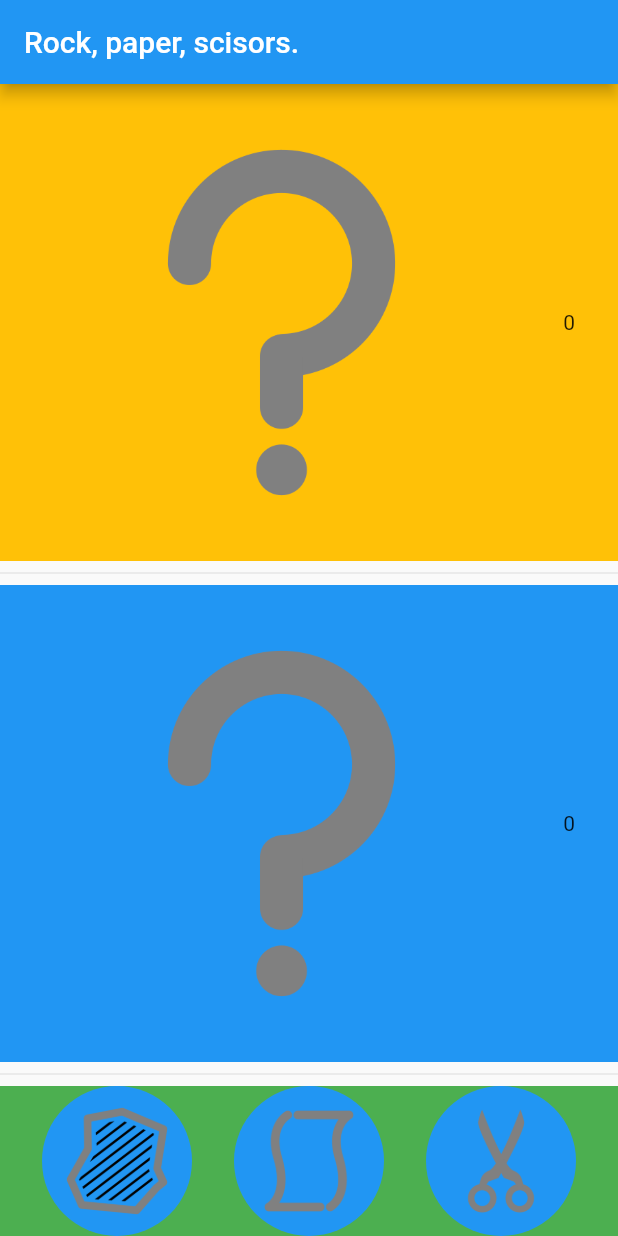
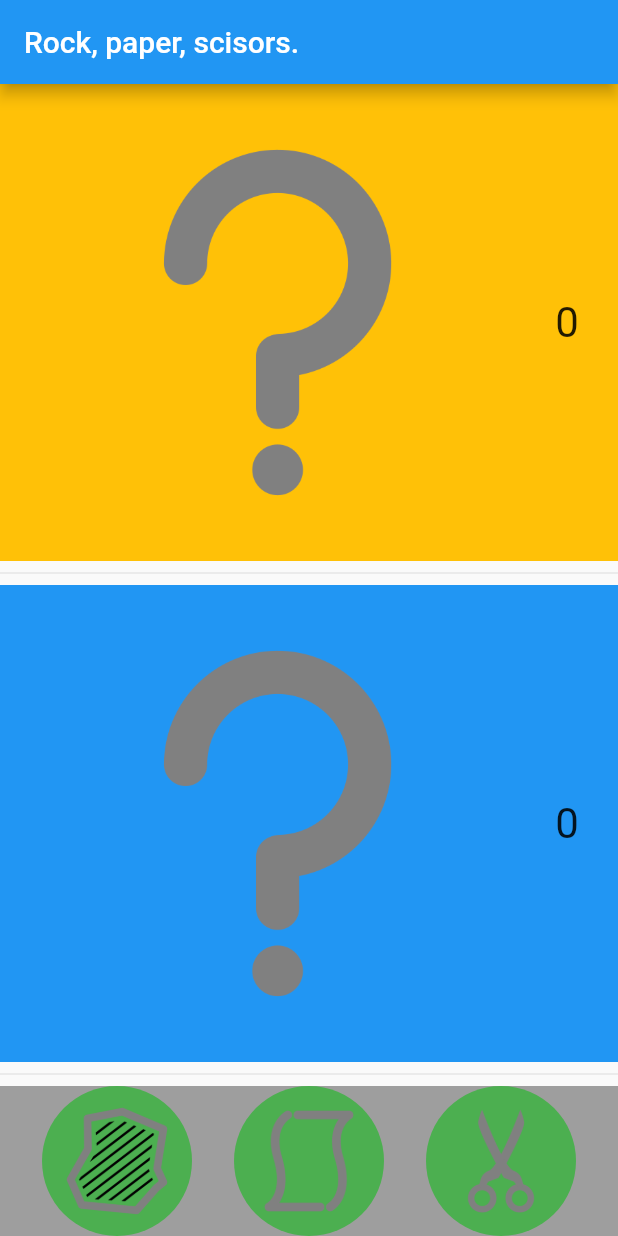
Before and after one commit to MatthieuMeert/rock_paper_scissors, a Flutter app: the screen it shows after launch, on a phone screen of 412 x 824 dp. Run offline on Flutter 3.47's test engine with Material 2 defaults, Android fonts, the phone set to English and light mode, and no system bars.

Commit message:
changed styling for points

```diff
--- a/lib/main.dart
+++ b/lib/main.dart
@@ -14,6 +14,7 @@ class MyApp extends StatelessWidget {
   @override
   Widget build(BuildContext context) {
     return MaterialApp(
+      debugShowCheckedModeBanner: false,
       title: 'RPS',
       theme: ThemeData(
         primarySwatch: Colors.blue,
--- a/lib/views/game_view.dart
+++ b/lib/views/game_view.dart
@@ -36,7 +36,11 @@ class GameBoard extends StatelessWidget {
                       ),
                       Container(
                         child: Text(
-                            '${Provider.of<GameViewModel>(context).getGamesLost()}'),
+                          '${Provider.of<GameViewModel>(context).getGamesLost()}',
+                          style: DefaultTextStyle.of(context)
+                              .style
+                              .apply(fontSizeFactor: 2.0),
+                        ),
                       )
                     ],
                   ),
@@ -56,7 +60,11 @@ class GameBoard extends StatelessWidget {
                             'assets/images/${Provider.of<GameViewModel>(context).getChoice() ?? 'unknown'}.png'),
                       ),
                       Text(
-                          '${Provider.of<GameViewModel>(context).getGamesWon()}')
+                        '${Provider.of<GameViewModel>(context).getGamesWon()}',
+                        style: DefaultTextStyle.of(context)
+                            .style
+                            .apply(fontSizeFactor: 2.0),
+                      )
                     ],
                   ),
                   alignment: Alignment.center,
@@ -67,7 +75,7 @@ class GameBoard extends StatelessWidget {
           ),
         ),
         Container(
-          color: Colors.green,
+          color: Colors.grey,
           child: Row(
             mainAxisAlignment: MainAxisAlignment.spaceEvenly,
             children: [
@@ -100,7 +108,7 @@ class ChoicePicker extends StatelessWidget {
         height: 100,
         decoration: const BoxDecoration(
           shape: BoxShape.circle,
-          color: Colors.blue,
+          color: Colors.green,
         ),
         child: Image.asset('assets/images/$choice.png'),
         alignment: Alignment.center,
```
